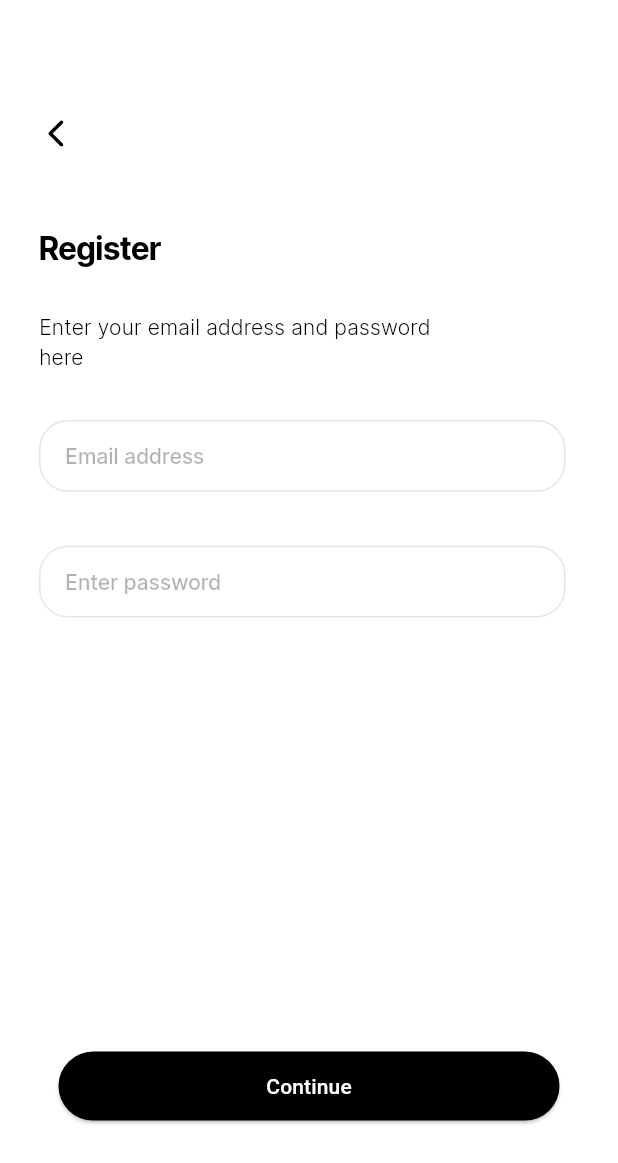
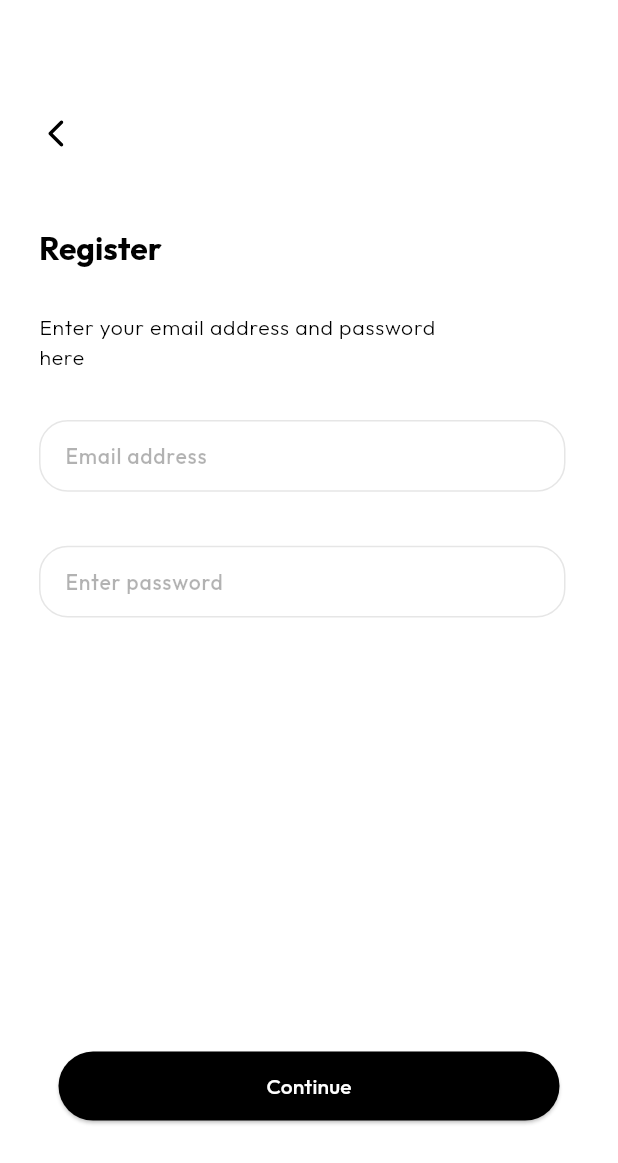
Before and after one commit to nonyonah/albus, a Flutter app: the screen it shows after launch, on a phone screen of 412 x 824 dp. Shown: the top 1163 px of the screen. Run offline on Flutter 3.47's test engine with Material 3 defaults, Android fonts, the phone set to English and light mode, and no system bars; our stand-ins replace cached_network_image, connectivity_plus, flutter_svg, google_fonts, shared_preferences.

Commit message:
made the gesture bar transparent, changed the default font on the button

```diff
--- a/lib/themes/custom_text_style.dart
+++ b/lib/themes/custom_text_style.dart
@@ -1,11 +1,12 @@
 import 'package:flutter/material.dart';
+import 'package:google_fonts/google_fonts.dart';
 import 'package:myapp/core/utils/size_utils.dart';
 import 'package:myapp/themes/theme_helper.dart';
 
 extension on TextStyle {
   TextStyle get interTight {
     return copyWith(
-      fontFamily: 'Inter Tight',
+      fontFamily: GoogleFonts.outfit().fontFamily,
     );
   }
 }
--- a/lib/widgets/custom_elevated_button.dart
+++ b/lib/widgets/custom_elevated_button.dart
@@ -1,4 +1,5 @@
 import 'package:flutter/material.dart';
+import 'package:google_fonts/google_fonts.dart';
 import 'package:myapp/core/utils/size_utils.dart';
 
 abstract class BaseButton extends StatelessWidget {
@@ -73,7 +74,8 @@ class CustomElevatedButton extends BaseButton {
               Text(
                 text,
                 style: buttonTextStyle ??
-                    const TextStyle(
+                     TextStyle(
+                      fontFamily: GoogleFonts.outfit().fontFamily,
                       color: Colors.white, // Placeholder for CustomTextStyles.titleMediumInterTightWhiteA700
                     ),
               ),
```
Also changed, not shown: lib/main.dart (+7 -0 lines), lib/themes/theme_helper.dart (+4 -4 lines).
